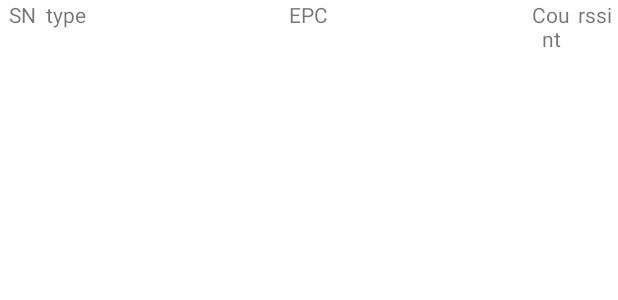
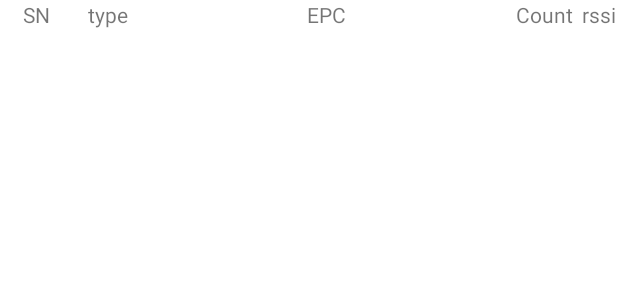
Before and after one commit to pangJimmy/UHF-G, an Android app: the layout inventory_item.xml on its own in the app's theme, with its tools: preview values and no code run, on a phone screen of 412 x 824 dp. Shown: the top 300 px of the screen. Run offline under Robolectric (Android 15) with nearby library versions, the phone set to English and light mode, and no system bars.

```diff
--- a/app/build.gradle
+++ b/app/build.gradle
@@ -10,8 +10,8 @@ android {
         applicationId "com.pda.uhf_g"
         minSdkVersion 19
         targetSdkVersion 28
-        versionCode 7
-        versionName "2.2.7"
+        versionCode 8
+        versionName "2.2.8"
 
         testInstrumentationRunner "androidx.test.runner.AndroidJUnitRunner"
     }
--- a/app/src/main/java/com/pda/uhf_g/ui/fragment/AboutFragment.java
+++ b/app/src/main/java/com/pda/uhf_g/ui/fragment/AboutFragment.java
@@ -55,8 +55,8 @@ public class AboutFragment extends BaseFragment {
             String strVer = this.getResources().getString(R.string.firmware);
             String strSoft = this.getResources().getString(R.string.soft_version);
             String strDate = this.getResources().getString(R.string.version_date);
-            strSoft = String.format(strSoft, "2.2.2");
-            strDate = String.format(strDate, "2022-04-21");
+            strSoft = String.format(strSoft, "2.2.8");
+            strDate = String.format(strDate, "2022-05-30");
             if (version != null && version.length() > 0) {
                 version = String.format(strVer, version);
                 textViewFirmware.setText(version);
--- a/app/src/main/res/layout/inventory_item.xml
+++ b/app/src/main/res/layout/inventory_item.xml
@@ -10,7 +10,7 @@
         android:layout_width="0dp"
         android:layout_height="wrap_content"
         android:gravity="center"
-        android:layout_weight="1"
+        android:layout_weight="2"
         android:text="@string/sn" />
 
     <TextView
@@ -18,7 +18,7 @@
         android:layout_width="0dp"
         android:layout_height="wrap_content"
         android:gravity="center"
-        android:layout_weight="1"
+        android:layout_weight="2"
         android:text="@string/tag_type" />
 
     <TextView
@@ -35,7 +35,7 @@
         android:layout_width="0dp"
         android:layout_height="wrap_content"
         android:gravity="center"
-        android:layout_weight="1"
+        android:layout_weight="2"
         android:text="@string/tag_count" />
 
     <TextView
--- a/app/src/main/res/layout/recycle_item.xml
+++ b/app/src/main/res/layout/recycle_item.xml
@@ -12,14 +12,14 @@
         android:layout_width="0dp"
         android:layout_height="wrap_content"
         android:gravity="center"
-        android:layout_weight="1" />
+        android:layout_weight="2" />
 
     <TextView
         android:id="@+id/type"
         android:layout_width="0dp"
         android:layout_height="wrap_content"
         android:gravity="center"
-        android:layout_weight="1" />
+        android:layout_weight="2" />
 
     <TextView
         android:id="@+id/ctesius_data"
@@ -129,7 +129,7 @@
         android:layout_width="0dp"
         android:layout_height="wrap_content"
         android:gravity="center"
-        android:layout_weight="1" />
+        android:layout_weight="2" />
 
     <TextView
         android:id="@+id/rssi"
```
Also changed, not shown: app/libs/UHF67_v1.0.3.jar.
